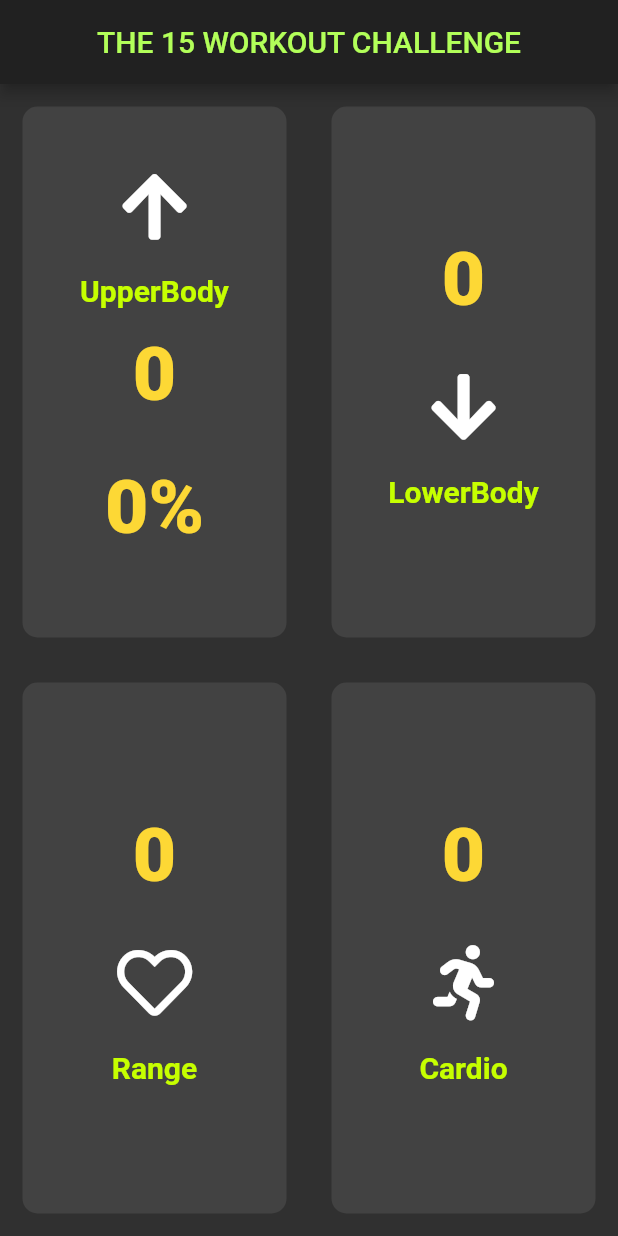
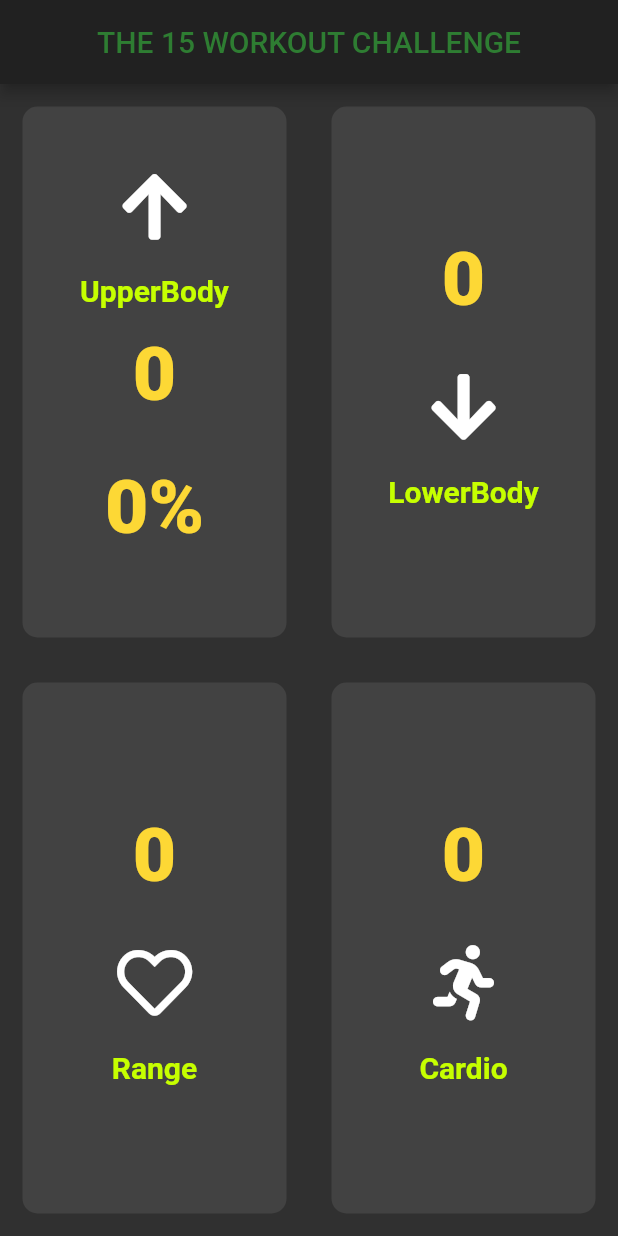
Before and after one commit to jihong729/workout_checkup, a Flutter app: the screen it shows after launch, on a phone screen of 412 x 824 dp. Run offline on Flutter 3.47's test engine with Material 2 defaults, Android fonts, the phone set to English and light mode, and no system bars; our stand-ins replace font_awesome_flutter.

```diff
--- a/lib/input_page.dart
+++ b/lib/input_page.dart
@@ -37,7 +37,7 @@ class _InputPageState extends State<InputPage> {
       appBar: AppBar(
         centerTitle: true,
         title: Text('THE 15 WORKOUT CHALLENGE',
-            style: TextStyle(color: Colors.lightGreenAccent, fontSize: 20.0)),
+            style: TextStyle(color: Color(0xFF2e7d32), fontSize: 20.0)),
       ),
       body: Column(
         crossAxisAlignment: CrossAxisAlignment.stretch,
```
